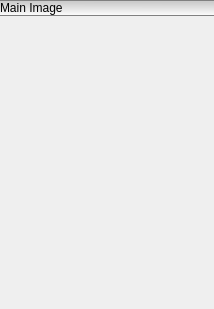
Qt form GUI/Qt/Components/CollapsableGroupBox.ui (pyushkevich/itksnap) before a commit.
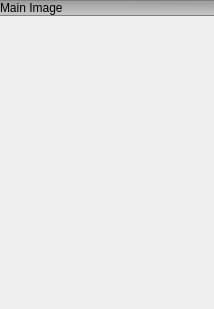
The same form after that commit. Icons and pictures are not drawn.

Commit message: Most of the GUI looks good in dark mode, what is left are the icons

Patch:
```diff
--- a/GUI/Qt/Components/CollapsableGroupBox.ui
+++ b/GUI/Qt/Components/CollapsableGroupBox.ui
@@ -38,7 +38,7 @@
   border-radius:0px;
   border-top: 1px solid gray;
   border-bottom: 1px solid gray;
-  background-color: qlineargradient(spread:pad, x1:0.123, y1:0.125, x2:0.108, y2:1, stop:0 rgba(204, 204,   204, 255), stop:1 rgba(255, 255, 255, 255));
+  background-color: qlineargradient(spread:pad, x1:0.123, y1:0.125, x2:0.108, y2:1, stop:0 palette(dark), stop:1 palette(midlight));
   margin:0px;
   padding: 0px;
   text-align:left;
```
Left out of the diff: 4 changed lines with no effect on the pictures. The commit also changes 12 other files.
